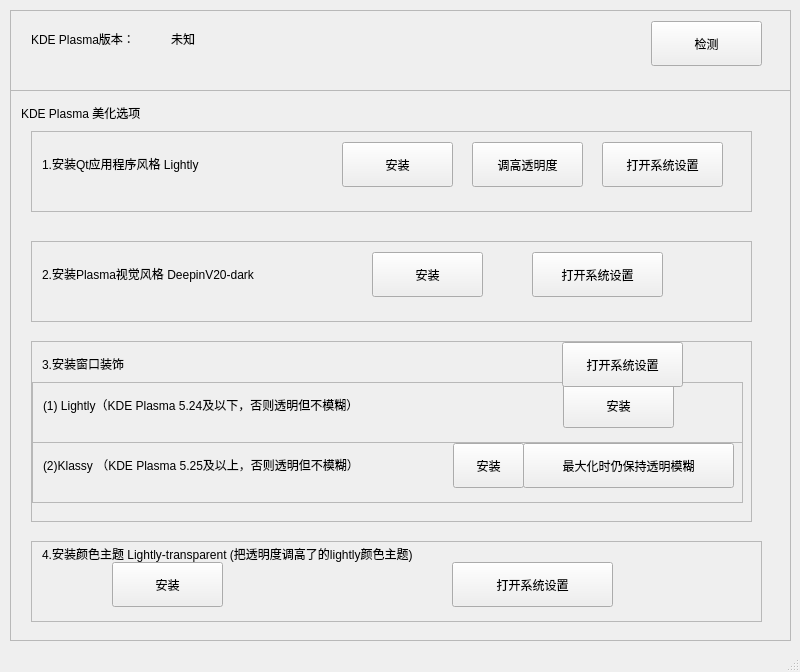
The window that plasma_beautifier_qt.ui (kde-yyds/plasma-beautifier-qt) describes before a commit, drawn with Qt 5.
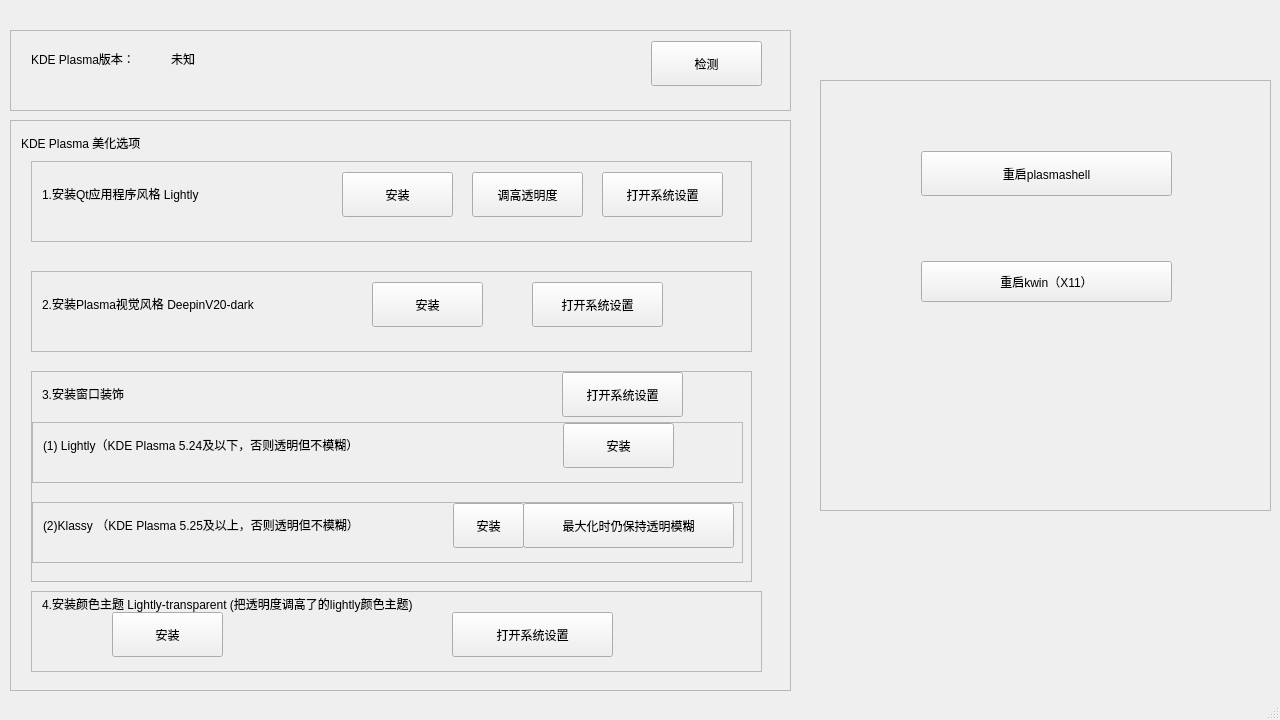
The same window after the commit.

The edit to the form file:
```diff
--- a/plasma_beautifier_qt.ui
+++ b/plasma_beautifier_qt.ui
@@ -6,8 +6,8 @@
    <rect>
     <x>0</x>
     <y>0</y>
-    <width>800</width>
-    <height>672</height>
+    <width>1280</width>
+    <height>720</height>
    </rect>
   </property>
   <property name="windowTitle">
@@ -18,7 +18,7 @@
     <property name="geometry">
      <rect>
       <x>10</x>
-      <y>10</y>
+      <y>30</y>
       <width>781</width>
       <height>81</height>
      </rect>
@@ -31,8 +31,8 @@
       <rect>
        <x>0</x>
        <y>0</y>
-       <width>771</width>
-       <height>71</height>
+       <width>779</width>
+       <height>79</height>
       </rect>
      </property>
      <widget class="QLabel" name="label">
@@ -80,9 +80,9 @@
     <property name="geometry">
      <rect>
       <x>10</x>
-      <y>90</y>
+      <y>120</y>
       <width>781</width>
-      <height>551</height>
+      <height>571</height>
      </rect>
     </property>
     <property name="widgetResizable">
@@ -93,8 +93,8 @@
       <rect>
        <x>0</x>
        <y>0</y>
-       <width>771</width>
-       <height>541</height>
+       <width>779</width>
+       <height>569</height>
       </rect>
      </property>
      <widget class="QScrollArea" name="scrollArea_qtstyle">
@@ -114,8 +114,8 @@
         <rect>
          <x>0</x>
          <y>0</y>
-         <width>711</width>
-         <height>71</height>
+         <width>719</width>
+         <height>79</height>
         </rect>
        </property>
        <widget class="QLabel" name="label_3">
@@ -202,8 +202,8 @@
         <rect>
          <x>0</x>
          <y>0</y>
-         <width>711</width>
-         <height>71</height>
+         <width>719</width>
+         <height>79</height>
         </rect>
        </property>
        <widget class="QLabel" name="label_4">
@@ -253,7 +253,7 @@
         <x>20</x>
         <y>250</y>
         <width>721</width>
-        <height>181</height>
+        <height>211</height>
        </rect>
       </property>
       <property name="widgetResizable">
@@ -264,15 +264,15 @@
         <rect>
          <x>0</x>
          <y>0</y>
-         <width>711</width>
-         <height>171</height>
+         <width>719</width>
+         <height>209</height>
         </rect>
        </property>
        <widget class="QScrollArea" name="scrollArea_3">
         <property name="geometry">
          <rect>
           <x>0</x>
-          <y>40</y>
+          <y>50</y>
           <width>711</width>
           <height>61</height>
          </rect>
@@ -285,8 +285,8 @@
           <rect>
            <x>0</x>
            <y>0</y>
-           <width>701</width>
-           <height>51</height>
+           <width>709</width>
+           <height>59</height>
           </rect>
          </property>
          <widget class="QLabel" name="label_6">
@@ -321,7 +321,7 @@
         <property name="geometry">
          <rect>
           <x>0</x>
-          <y>100</y>
+          <y>130</y>
           <width>711</width>
           <height>61</height>
          </rect>
@@ -334,8 +334,8 @@
           <rect>
            <x>0</x>
            <y>0</y>
-           <width>701</width>
-           <height>51</height>
+           <width>709</width>
+           <height>59</height>
           </rect>
          </property>
          <widget class="QLabel" name="label_7">
@@ -411,7 +411,7 @@
       <property name="geometry">
        <rect>
         <x>20</x>
-        <y>450</y>
+        <y>470</y>
         <width>731</width>
         <height>81</height>
        </rect>
@@ -424,8 +424,8 @@
         <rect>
          <x>0</x>
          <y>0</y>
-         <width>721</width>
-         <height>71</height>
+         <width>729</width>
+         <height>79</height>
         </rect>
        </property>
        <widget class="QLabel" name="label_8">
@@ -471,6 +471,55 @@
      </widget>
     </widget>
    </widget>
+   <widget class="QScrollArea" name="scrollArea_6">
+    <property name="geometry">
+     <rect>
+      <x>820</x>
+      <y>80</y>
+      <width>451</width>
+      <height>431</height>
+     </rect>
+    </property>
+    <property name="widgetResizable">
+     <bool>true</bool>
+    </property>
+    <widget class="QWidget" name="scrollAreaWidgetContents_9">
+     <property name="geometry">
+      <rect>
+       <x>0</x>
+       <y>0</y>
+       <width>449</width>
+       <height>429</height>
+      </rect>
+     </property>
+     <widget class="QPushButton" name="pushButton_13">
+      <property name="geometry">
+       <rect>
+        <x>100</x>
+        <y>70</y>
+        <width>251</width>
+        <height>45</height>
+       </rect>
+      </property>
+      <property name="text">
+       <string>重启plasmashell</string>
+      </property>
+     </widget>
+     <widget class="QPushButton" name="pushButton_14">
+      <property name="geometry">
+       <rect>
+        <x>100</x>
+        <y>180</y>
+        <width>251</width>
+        <height>41</height>
+       </rect>
+      </property>
+      <property name="text">
+       <string>重启kwin（X11）</string>
+      </property>
+     </widget>
+    </widget>
+   </widget>
   </widget>
   <widget class="QStatusBar" name="statusbar"/>
  </widget>
```
